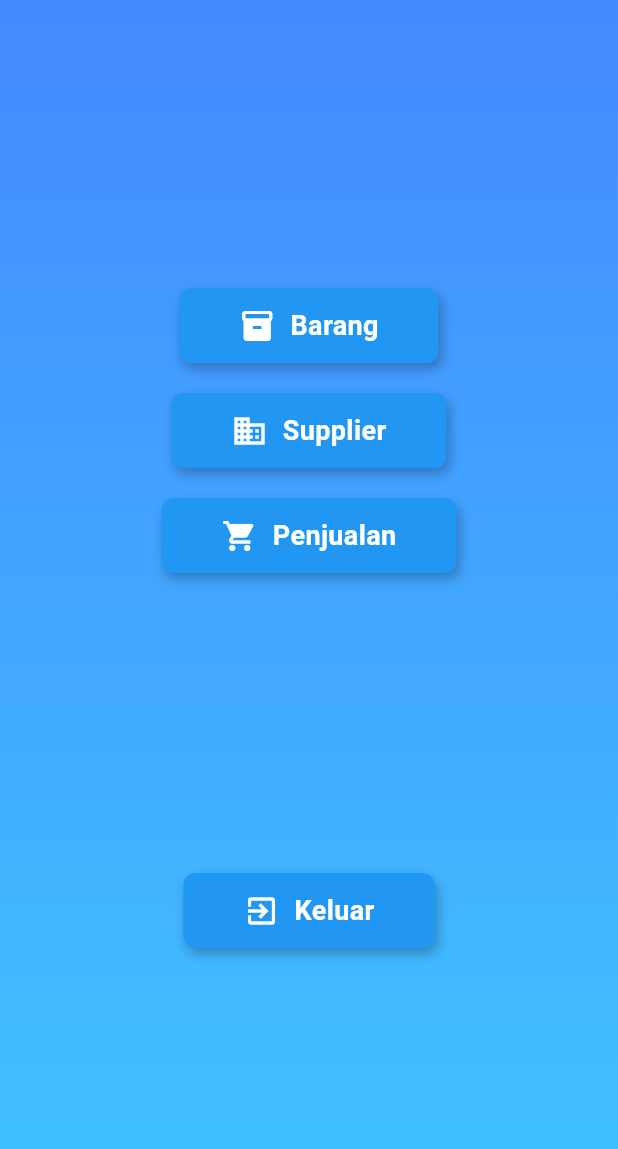
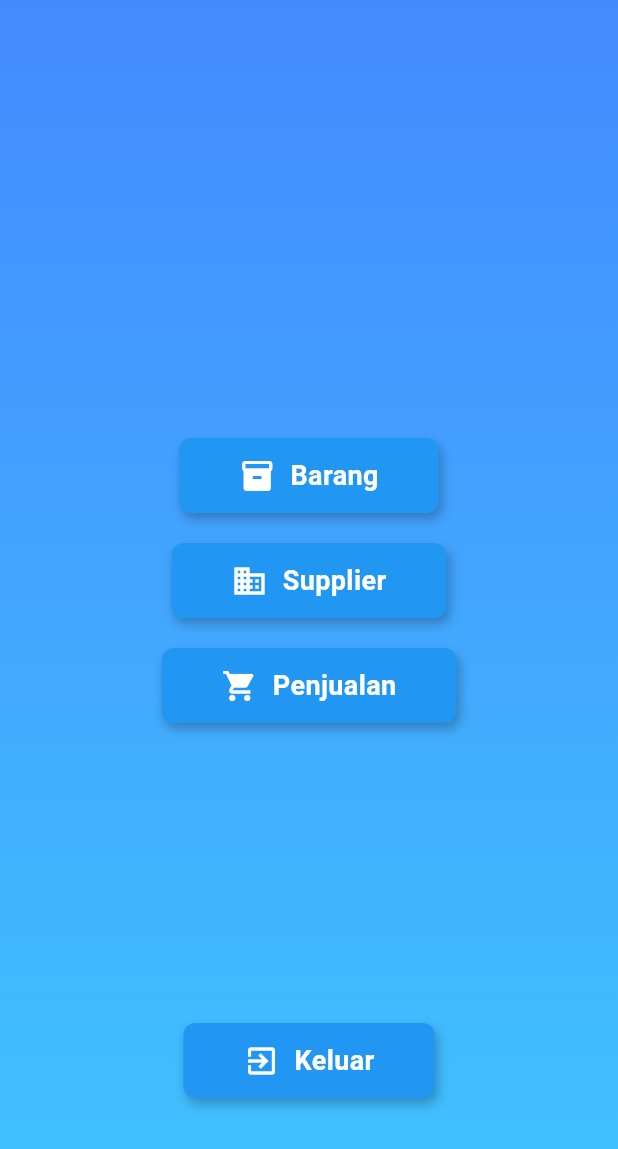
Before and after one commit to gwganang/kasir, a Flutter app: the DashboardScreen screen opened by its route, on a phone screen of 412 x 824 dp. Shown: the top 1149 px of the screen. Run offline on Flutter 3.47's test engine with Material 3 defaults, Android fonts, the phone set to English and light mode, and no system bars.

Commit message:
modify minor

```diff
--- a/lib/screens/dashboard_screen.dart
+++ b/lib/screens/dashboard_screen.dart
@@ -43,6 +43,7 @@ class _DashboardScreenState extends State<DashboardScreen> {
               mainAxisAlignment: MainAxisAlignment.center,
               crossAxisAlignment: CrossAxisAlignment.center,
               children: <Widget>[
+                SizedBox(height: 200), // Jarak sebelum tombol menu
                 // Tombol Barang dengan Animasi
                 AnimatedOpacity(
                   opacity: _isVisible ? 1.0 : 0.0,
```
